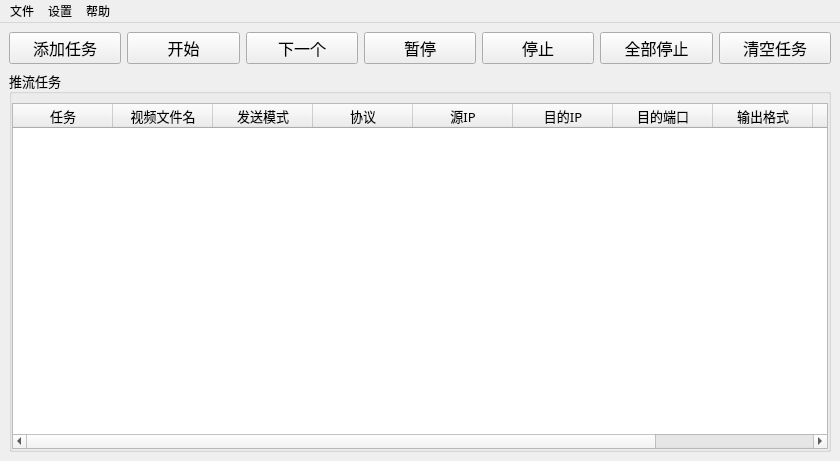
Before: the Qt Designer form ui/MainWindow.ui in Reinering/stream-sender, drawn with Qt 5.
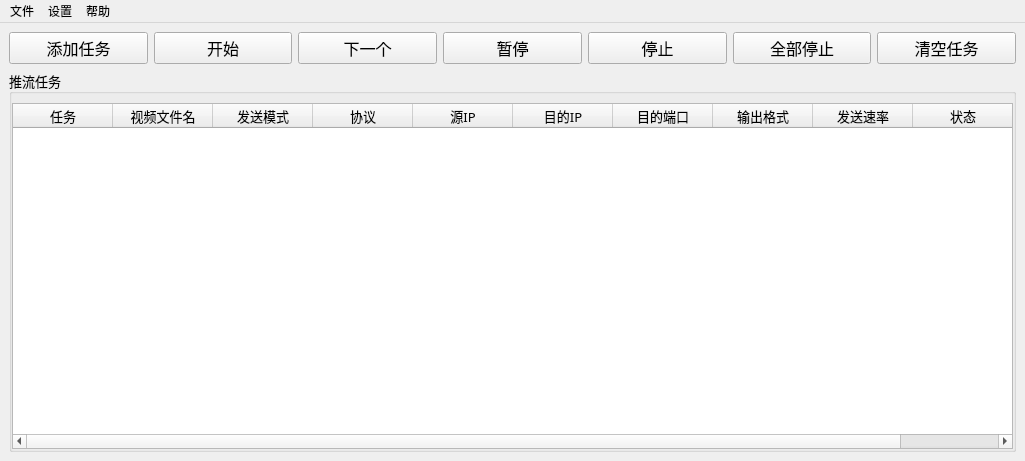
After: the same form once the commit is applied.

The edit to the form file:
```diff
--- a/ui/MainWindow.ui
+++ b/ui/MainWindow.ui
@@ -6,7 +6,7 @@
    <rect>
     <x>0</x>
     <y>0</y>
-    <width>840</width>
+    <width>1025</width>
     <height>461</height>
    </rect>
   </property>
@@ -267,7 +267,7 @@
     <rect>
      <x>0</x>
      <y>0</y>
-     <width>840</width>
+     <width>1025</width>
      <height>21</height>
     </rect>
    </property>
```
